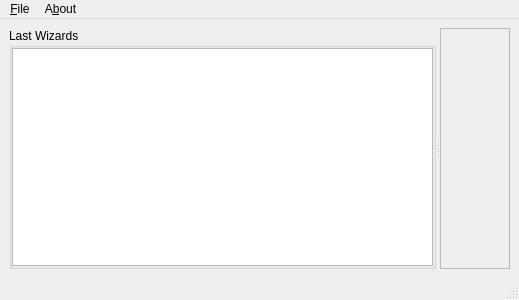
Old version of the form GUI/src/gui.ui in the repository sr-tream/ProjectWizard.
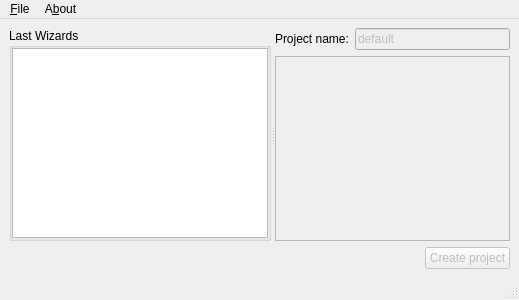
New version of the form.

The edit to the form file:
```diff
--- a/GUI/src/gui.ui
+++ b/GUI/src/gui.ui
@@ -14,8 +14,10 @@
    <string>GUI</string>
   </property>
   <widget class="QWidget" name="centralWidget">
-   <layout class="QGridLayout" name="gridLayout_2">
+   <layout class="QGridLayout" name="gridLayout_3">
     <item row="0" column="0">
+     <layout class="QVBoxLayout" name="verticalLayout_2">
+      <item>
      <widget class="QSplitter" name="splitter">
       <property name="orientation">
        <enum>Qt::Horizontal</enum>
@@ -42,7 +44,37 @@
         </item>
        </layout>
       </widget>
+        <widget class="QWidget" name="">
+         <layout class="QVBoxLayout" name="verticalLayout">
+          <item>
+           <layout class="QGridLayout" name="gridLayout_2">
+            <item row="0" column="0">
+             <widget class="QLabel" name="label_name">
+              <property name="text">
+               <string>Project name:</string>
+              </property>
+             </widget>
+            </item>
+            <item row="0" column="1">
+             <widget class="QLineEdit" name="name">
+              <property name="enabled">
+               <bool>false</bool>
+              </property>
+              <property name="text">
+               <string>default</string>
+              </property>
+             </widget>
+            </item>
+           </layout>
+          </item>
+          <item>
       <widget class="QScrollArea" name="wizardParams">
+            <property name="minimumSize">
+             <size>
+              <width>235</width>
+              <height>0</height>
+             </size>
+            </property>
        <property name="widgetResizable">
         <bool>true</bool>
        </property>
@@ -51,13 +83,45 @@
          <rect>
           <x>0</x>
           <y>0</y>
-          <width>234</width>
-          <height>231</height>
+               <width>231</width>
+               <height>164</height>
          </rect>
         </property>
        </widget>
       </widget>
-     </widget>
+          </item>
+         </layout>
+        </widget>
+       </widget>
+      </item>
+      <item>
+       <layout class="QHBoxLayout" name="horizontalLayout">
+        <item>
+         <spacer name="horizontalSpacer">
+          <property name="orientation">
+           <enum>Qt::Horizontal</enum>
+          </property>
+          <property name="sizeHint" stdset="0">
+           <size>
+            <width>40</width>
+            <height>20</height>
+           </size>
+          </property>
+         </spacer>
+        </item>
+        <item>
+         <widget class="QPushButton" name="create">
+          <property name="enabled">
+           <bool>false</bool>
+          </property>
+          <property name="text">
+           <string>Create project</string>
+          </property>
+         </widget>
+        </item>
+       </layout>
+      </item>
+     </layout>
     </item>
    </layout>
   </widget>
```
Left out of the diff: 15 changed lines with no effect on the pictures. Lines whose indentation alone changed are shown as unchanged.
